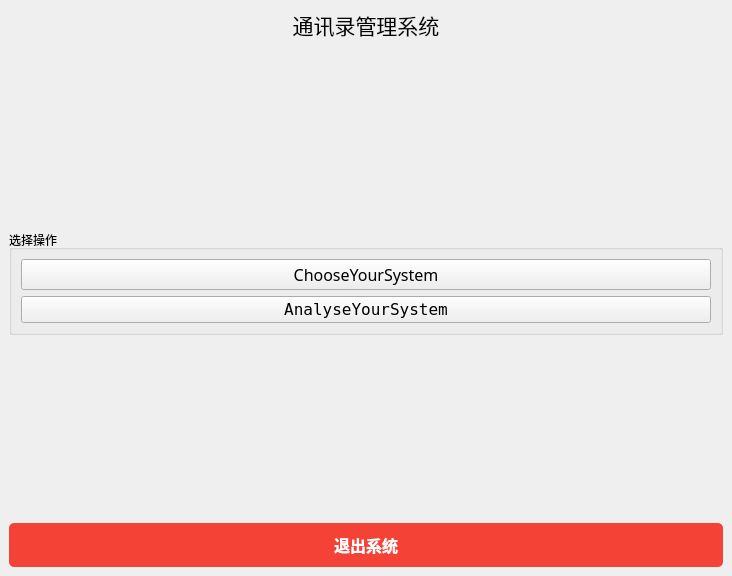
First picture: the form in mainwindow.ui, repository tinfll/ContractHomework, before the edit.
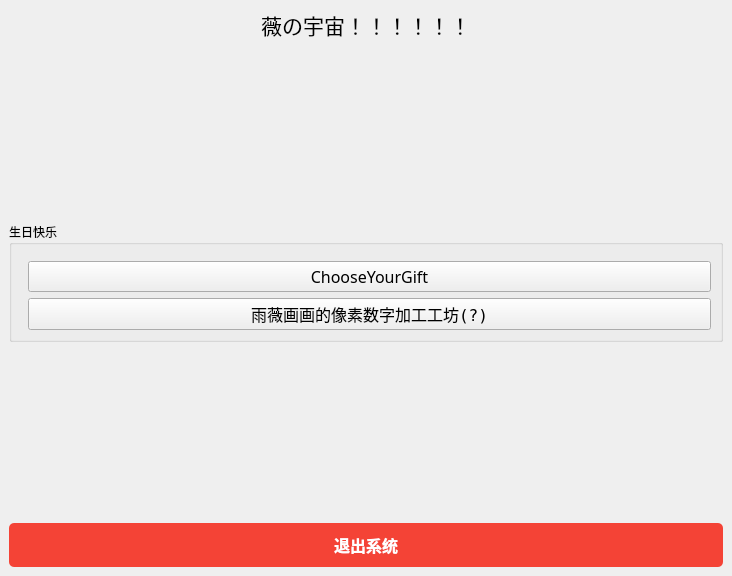
Second picture: the form after the edit. Icons and pictures are not drawn.

Commit message: feat: birthday-gift done

```diff
--- a/mainwindow.ui
+++ b/mainwindow.ui
@@ -19,13 +19,13 @@
      <widget class="QLabel" name="label">
       <property name="font">
        <font>
-        <family>Arial</family>
+        <family>Fusion Pixel 10px M zh_hant</family>
         <pointsize>16</pointsize>
         <bold>false</bold>
        </font>
       </property>
       <property name="text">
-       <string>通讯录管理系统</string>
+       <string>薇の宇宙！！！！！！</string>
       </property>
       <property name="alignment">
        <set>Qt::AlignCenter</set>
@@ -47,10 +47,33 @@
     </item>
     <item>
      <widget class="QGroupBox" name="groupBox">
+      <property name="minimumSize">
+       <size>
+        <width>0</width>
+        <height>0</height>
+       </size>
+      </property>
+      <property name="font">
+       <font>
+        <family>Fusion Pixel 10px M zh_hant</family>
+       </font>
+      </property>
       <property name="title">
-       <string>选择操作</string>
+       <string>生日快乐</string>
+      </property>
+      <property name="flat">
+       <bool>true</bool>
       </property>
       <layout class="QVBoxLayout" name="verticalLayout_2">
+       <property name="spacing">
+        <number>6</number>
+       </property>
+       <property name="leftMargin">
+        <number>16</number>
+       </property>
+       <property name="topMargin">
+        <number>16</number>
+       </property>
        <item>
         <widget class="QPushButton" name="selectPersonButton">
          <property name="font">
@@ -60,7 +83,7 @@
           </font>
          </property>
          <property name="text">
-          <string>ChooseYourSystem</string>
+          <string>ChooseYourGift</string>
          </property>
          <property name="icon">
           <iconset>
@@ -80,7 +103,7 @@
           </font>
          </property>
          <property name="text">
-          <string>AnalyseYourSystem</string>
+          <string>雨薇画画的像素数字加工工坊(?)</string>
          </property>
         </widget>
        </item>
```
Left out of the diff: 3 changed lines with no effect on the pictures. The commit also changes 135 other files.
